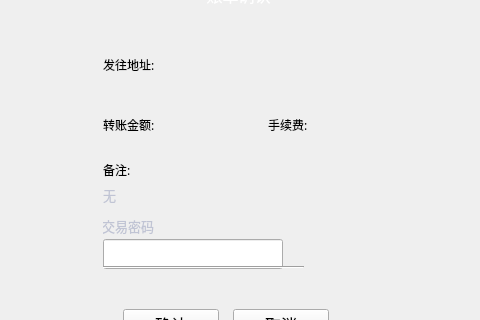
HcashOrg/hx-indicator, file transfer/transferconfirmdialog.ui: the form before one commit; both pictures show x 337 to 817 and y 171 to 491 of the 960 by 580 pixel window.
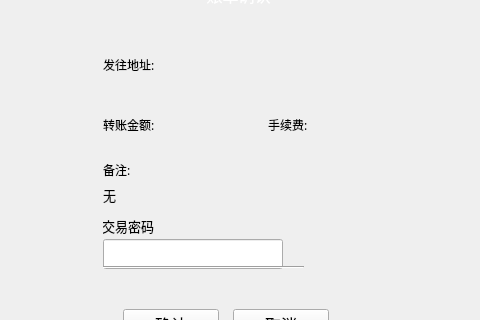
The form after the commit.

```diff
--- a/transfer/transferconfirmdialog.ui
+++ b/transfer/transferconfirmdialog.ui
@@ -128,7 +128,7 @@
       </rect>
      </property>
      <property name="styleSheet">
-      <string notr="true">color: rgb(192,196,212);</string>
+      <string notr="true"/>
      </property>
      <property name="text">
       <string>交易密码</string>
@@ -215,7 +215,7 @@
       </rect>
      </property>
      <property name="styleSheet">
-      <string notr="true">color: rgb(192,196,212);</string>
+      <string notr="true"/>
      </property>
      <property name="text">
       <string>无</string>
@@ -298,9 +298,9 @@
     <widget class="QLabel" name="addressLabel">
      <property name="geometry">
       <rect>
-       <x>50</x>
+       <x>34</x>
        <y>170</y>
-       <width>290</width>
+       <width>300</width>
        <height>30</height>
       </rect>
      </property>
```
Left out of the diff: 6 changed lines with no effect on the pictures.
